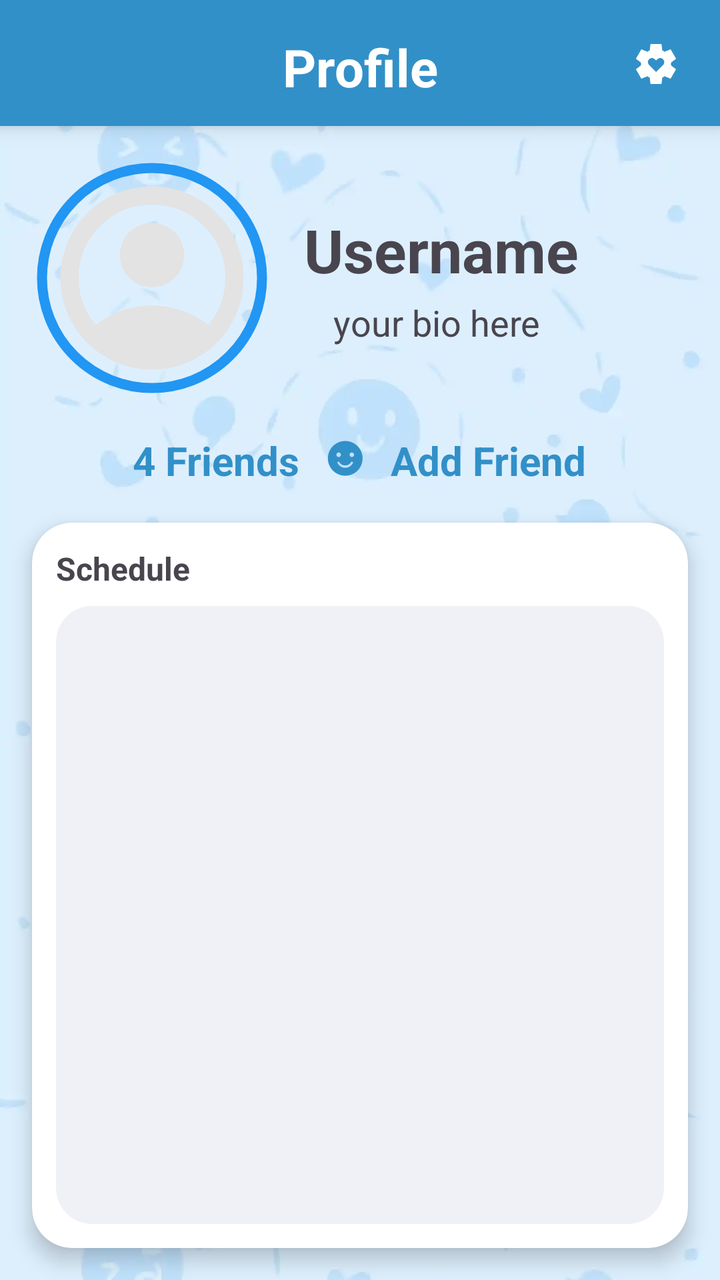
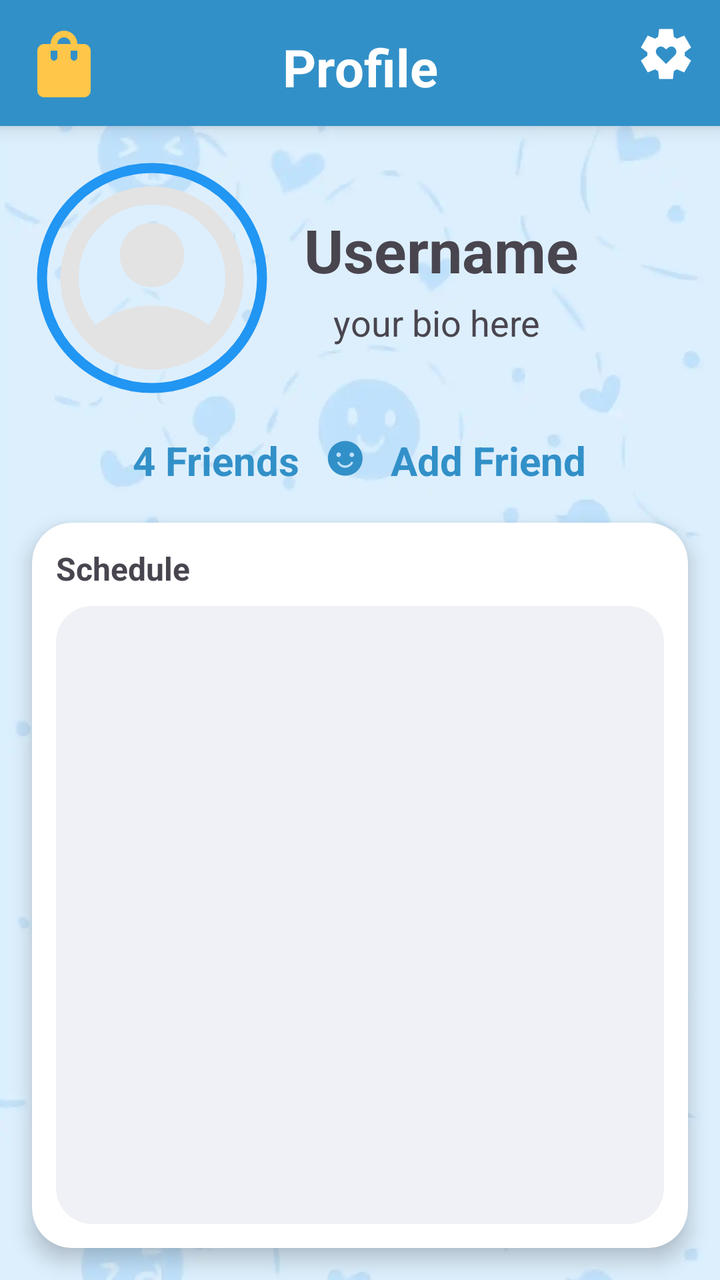

Before-and-after screenshots of an Android layout around one commit, followed by the original layout XML and the change that was made.
<!-- AndroidManifest.xml: application theme Theme.BetweenUs -->
<!-- res/layout/fragment_profile.xml -->
<?xml version="1.0" encoding="utf-8"?>
<androidx.constraintlayout.widget.ConstraintLayout xmlns:android="http://schemas.android.com/apk/res/android"
    xmlns:app="http://schemas.android.com/apk/res-auto"
    android:layout_width="match_parent"
    android:layout_height="match_parent">

    <ImageView
        android:id="@+id/bgImage"
        android:layout_width="0dp"
        android:layout_height="0dp"
        android:src="@drawable/bg"
        android:scaleType="centerCrop"
        app:layout_constraintTop_toTopOf="parent"
        app:layout_constraintBottom_toBottomOf="parent"
        app:layout_constraintStart_toStartOf="parent"
        app:layout_constraintEnd_toEndOf="parent"/>

    
    <TextView
        android:id="@+id/profileToolbar"
        android:layout_width="0dp"
        android:layout_height="wrap_content"
        android:background="#3290c8"
        android:elevation="6dp"
        android:gravity="center"
        android:paddingTop="16dp"
        android:paddingBottom="12dp"
        android:text="Profile"
        android:textColor="@color/white"
        android:textSize="26sp"
        android:textStyle="bold"
        app:layout_constraintEnd_toEndOf="parent"
        app:layout_constraintStart_toStartOf="parent"
        app:layout_constraintTop_toTopOf="parent" />

    <ImageButton
        android:id="@+id/btn_settings"
        android:layout_width="40dp"
        android:layout_height="40dp"
        android:layout_margin="12dp"
        android:background="@android:color/transparent"
        android:elevation="7dp"
        android:src="@drawable/settings_btn"
        app:layout_constraintEnd_toEndOf="parent"
        app:layout_constraintTop_toTopOf="parent"
        app:tint="@color/white" />


    <LinearLayout
        android:id="@+id/profileSection"
        android:layout_width="0dp"
        android:layout_height="wrap_content"
        android:layout_margin="16dp"
        android:orientation="vertical"
        app:layout_constraintTop_toBottomOf="@id/profileToolbar"
        app:layout_constraintStart_toStartOf="parent"
        app:layout_constraintEnd_toEndOf="parent">

        
        <LinearLayout
            android:layout_width="match_parent"
            android:layout_height="wrap_content"
            android:orientation="horizontal">

            
            <com.google.android.material.imageview.ShapeableImageView
                android:id="@+id/profileImage"
                android:layout_width="120dp"
                android:layout_height="120dp"
                android:padding="5dp"
                android:src="@drawable/profilebtn_filled"
                app:strokeColor="#2196F3"
                app:strokeWidth="5dp"
                app:shapeAppearanceOverlay="@style/ShapeAppearance.Material3.Corner.Full" />

            
            <LinearLayout
                android:layout_width="wrap_content"
                android:layout_height="wrap_content"
                android:layout_marginStart="16dp"
                android:layout_gravity="center"
                android:orientation="vertical">

                <TextView
                    android:id="@+id/profileUsername"
                    android:layout_width="wrap_content"
                    android:layout_height="wrap_content"
                    android:text="Username"
                    android:textSize="30sp"
                    android:textStyle="bold" />

                <TextView
                    android:id="@+id/profileBio"
                    android:layout_width="wrap_content"
                    android:layout_height="wrap_content"
                    android:layout_marginTop="4dp"
                    android:layout_gravity="center"
                    android:text="your bio here "
                    android:textSize="18sp" />
            </LinearLayout>

        </LinearLayout>

        
        <LinearLayout
            android:layout_width="wrap_content"
            android:layout_height="wrap_content"
            android:layout_marginTop="12dp"
            android:orientation="horizontal"
            android:layout_gravity="center">

            <TextView
                android:id="@+id/friendsCount"
                android:layout_width="wrap_content"
                android:layout_height="wrap_content"
                android:text="4 Friends"
                android:textColor="#3290c8"
                android:textSize="20sp"
                android:textStyle="bold"
                android:clickable="true"/>

            <TextView
                android:layout_width="wrap_content"
                android:layout_height="wrap_content"
                android:text="  ☻  "
                android:textColor="#3290c8"
                android:textSize="25sp"/>

            <TextView
                android:id="@+id/addFriendLink"
                android:layout_width="wrap_content"
                android:layout_height="wrap_content"
                android:text="Add Friend"
                android:textColor="#3290c8"
                android:textSize="20sp"
                android:textStyle="bold"
                android:clickable="true"/>
        </LinearLayout>

    </LinearLayout>

    
<androidx.cardview.widget.CardView
android:id="@+id/scheduleCard"
android:layout_height="0dp"
android:layout_margin="16dp"
android:layout_width="0dp"
app:cardCornerRadius="20dp"
app:cardElevation="6dp"
app:layout_constraintBottom_toBottomOf="parent"
app:layout_constraintEnd_toEndOf="parent"
app:layout_constraintStart_toStartOf="parent"
app:layout_constraintTop_toBottomOf="@id/profileSection">

<LinearLayout
    android:layout_height="match_parent"
    android:layout_width="match_parent"
    android:orientation="vertical"
    android:padding="12dp">

    <TextView
        android:layout_height="wrap_content"
        android:layout_marginBottom="8dp"
        android:layout_width="wrap_content"
        android:text="Schedule"
        android:textSize="16sp"
        android:textStyle="bold" />

    
    <FrameLayout
        android:background="@drawable/image_round"
        android:backgroundTint="#F0F1F6"
        android:elevation="6dp"
        android:id="@+id/googleCalendarContainer"
        android:layout_height="match_parent"
        android:layout_width="match_parent"
        android:padding="12dp" />

</LinearLayout>
</androidx.cardview.widget.CardView>

    </androidx.constraintlayout.widget.ConstraintLayout>
<!-- resources referenced by this layout -->
<resources>
  <color name="white">#FFFFFFFF</color>
  <!-- drawable bg: webp bitmap (drawable, 16506 bytes) -->
  <!-- drawable image_round (drawable) -->
  <?xml version="1.0" encoding="utf-8"?>
  <shape xmlns:android="http://schemas.android.com/apk/res/android">
      <corners android:radius="18dp"/>
  </shape>
  <!-- drawable profilebtn_filled (drawable) -->
  <vector xmlns:android="http://schemas.android.com/apk/res/android"
      android:width="24dp"
      android:height="24dp"
      android:viewportWidth="960"
      android:viewportHeight="960">
    <path
        android:pathData="M234,684q51,-39 114,-61.5T480,600q69,0 132,22.5T726,684q35,-41 54.5,-93T800,480q0,-133 -93.5,-226.5T480,160q-133,0 -226.5,93.5T160,480q0,59 19.5,111t54.5,93ZM380.5,479.5Q340,439 340,380t40.5,-99.5Q421,240 480,240t99.5,40.5Q620,321 620,380t-40.5,99.5Q539,520 480,520t-99.5,-40.5ZM480,880q-83,0 -156,-31.5T197,763q-54,-54 -85.5,-127T80,480q0,-83 31.5,-156T197,197q54,-54 127,-85.5T480,80q83,0 156,31.5T763,197q54,54 85.5,127T880,480q0,83 -31.5,156T763,763q-54,54 -127,85.5T480,880Z"
        android:fillColor="#e3e3e3"/>
  </vector>
  <!-- drawable settings_btn (drawable) -->
  <vector xmlns:android="http://schemas.android.com/apk/res/android"
      android:width="24dp"
      android:height="24dp"
      android:viewportWidth="960"
      android:viewportHeight="960">
    <path
        android:pathData="m482,640 l140,-140q17,-17 22,-41.5t-5,-47.5q-10,-23 -30,-37t-45,-14q-25,0 -45,15.5T482,408q-18,-17 -37.5,-32.5T400,360q-25,0 -45.5,13.5T324,410q-10,23 -4.5,47.5T342,500l140,140ZM370,880l-16,-128q-13,-5 -24.5,-12T307,725l-119,50L78,585l103,-78q-1,-7 -1,-13.5v-27q0,-6.5 1,-13.5L78,375l110,-190 119,50q11,-8 23,-15t24,-12l16,-128h220l16,128q13,5 24.5,12t22.5,15l119,-50 110,190 -103,78q1,7 1,13.5v27q0,6.5 -2,13.5l103,78 -110,190 -118,-50q-11,8 -23,15t-24,12L590,880L370,880Z"
        android:fillColor="#e3e3e3"/>
  </vector>
  <style name="Theme.BetweenUs" parent="Theme.MaterialComponents.DayNight.NoActionBar">
          
          <item name="colorPrimary">@color/purple_500</item>
          <item name="colorPrimaryVariant">@color/purple_700</item>
          <item name="colorOnPrimary">@color/white</item>
          
          <item name="colorSecondary">@color/teal_200</item>
          <item name="colorSecondaryVariant">@color/teal_700</item>
          <item name="colorOnSecondary">@color/black</item>
          
          <item name="android:statusBarColor">?attr/colorPrimaryVariant</item>
          
      </style>
  <color name="purple_500">#FF6200EE</color>
  <color name="purple_700">#FF3700B3</color>
  <color name="teal_200">#FF03DAC5</color>
  <color name="teal_700">#FF018786</color>
  <color name="black">#FF000000</color>
</resources>

<!-- the commit's change to res/layout/fragment_profile.xml (unified diff, before → after) -->
@@ -35,15 +35,29 @@
 
     <ImageButton
         android:id="@+id/btn_settings"
+        android:layout_width="30dp"
+        android:layout_height="30dp"
+        android:layout_margin="12dp"
+        android:background="@android:color/transparent"
+        android:elevation="7dp"
+        android:scaleType="centerCrop"
+        android:src="@drawable/settings_btn"
+        app:layout_constraintEnd_toEndOf="parent"
+        app:layout_constraintTop_toTopOf="parent"
+        app:tint="@color/white" />
+
+    <ImageButton
+        android:id="@+id/btn_shop"
         android:layout_width="40dp"
         android:layout_height="40dp"
         android:layout_margin="12dp"
         android:background="@android:color/transparent"
         android:elevation="7dp"
-        android:src="@drawable/settings_btn"
-        app:layout_constraintEnd_toEndOf="parent"
+        android:scaleType="centerCrop"
+        android:src="@drawable/shop_btn"
+        app:layout_constraintStart_toStartOf="parent"
         app:layout_constraintTop_toTopOf="parent"
-        app:tint="@color/white" />
+        app:tint="#ffc64a" />
 
 
     <LinearLayout
<!-- resource entries referenced after the edit -->
@@ -27,6 +27,16 @@
         android:pathData="m482,640 l140,-140q17,-17 22,-41.5t-5,-47.5q-10,-23 -30,-37t-45,-14q-25,0 -45,15.5T482,408q-18,-17 -37.5,-32.5T400,360q-25,0 -45.5,13.5T324,410q-10,23 -4.5,47.5T342,500l140,140ZM370,880l-16,-128q-13,-5 -24.5,-12T307,725l-119,50L78,585l103,-78q-1,-7 -1,-13.5v-27q0,-6.5 1,-13.5L78,375l110,-190 119,50q11,-8 23,-15t24,-12l16,-128h220l16,128q13,5 24.5,12t22.5,15l119,-50 110,190 -103,78q1,7 1,13.5v27q0,6.5 -2,13.5l103,78 -110,190 -118,-50q-11,8 -23,15t-24,12L590,880L370,880Z"
         android:fillColor="#e3e3e3"/>
   </vector>
+  <!-- drawable shop_btn (drawable) -->
+  <vector xmlns:android="http://schemas.android.com/apk/res/android"
+      android:width="24dp"
+      android:height="24dp"
+      android:viewportWidth="960"
+      android:viewportHeight="960">
+    <path
+        android:pathData="M240,880q-33,0 -56.5,-23.5T160,800v-480q0,-33 23.5,-56.5T240,240h80q0,-66 47,-113t113,-47q66,0 113,47t47,113h80q33,0 56.5,23.5T800,320v480q0,33 -23.5,56.5T720,880L240,880ZM400,240h160q0,-33 -23.5,-56.5T480,160q-33,0 -56.5,23.5T400,240ZM628.5,428.5Q640,417 640,400v-80h-80v80q0,17 11.5,28.5T600,440q17,0 28.5,-11.5ZM388.5,428.5Q400,417 400,400v-80h-80v80q0,17 11.5,28.5T360,440q17,0 28.5,-11.5Z"
+        android:fillColor="#e3e3e3"/>
+  </vector>
   <style name="Theme.BetweenUs" parent="Theme.MaterialComponents.DayNight.NoActionBar">
           
           <item name="colorPrimary">@color/purple_500</item>
